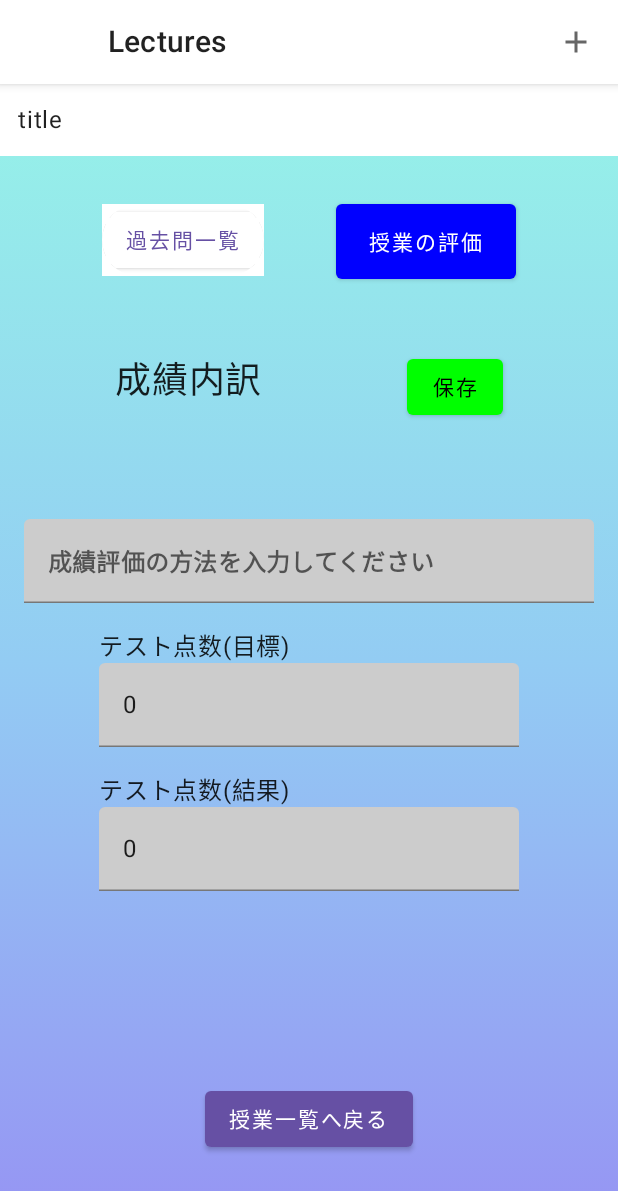
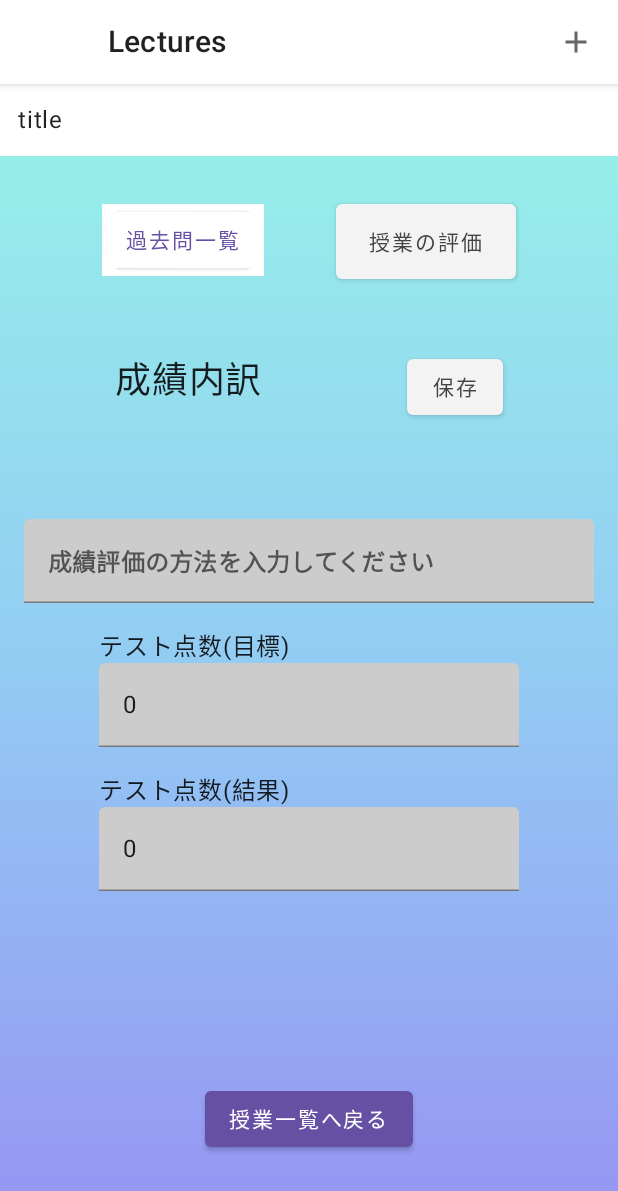
Before and after one commit to RUSSi28/Capture-Professor, an Android app built with Jetpack Compose: the DetailOfClassUI screen opened through its navigation route, on a phone screen of 412 x 824 dp. Shown: the top 1191 px of the screen. Run offline under Robolectric (Android 15) with nearby library versions, the phone set to English and light mode, and no system bars; our stand-ins replace Room's generated code.

Commit message:
fix: ボタンの色の変更

```diff
--- a/app/src/main/java/com/example/captureprofessor/ui/DetailofClass.kt
+++ b/app/src/main/java/com/example/captureprofessor/ui/DetailofClass.kt
@@ -119,12 +119,12 @@ fun ClassDetailWithButton(
 
             Button(
                 onClick = onClickEvaluationButton, colors = ButtonDefaults.textButtonColors(
-                    backgroundColor = Color.Blue
+                    backgroundColor = Color(243,243,243,255)
                 ), modifier = Modifier
                     .width(120.dp)
                     .height(50.dp)
             ) {
-                Text("授業の評価", color = Color.White) //授業の評価(攻略のさぶとしたほうがよさそう)
+                Text("授業の評価", color = Color.DarkGray) //授業の評価(攻略のさぶとしたほうがよさそう)
             }
 
         }
@@ -143,10 +143,10 @@ fun ClassDetailWithButton(
                         }
                     }
                 }, colors = ButtonDefaults.textButtonColors(
-                    backgroundColor =Color.Green
+                    backgroundColor =Color(243,243,243,255)
                 )
             ) {
-                Text(text = "保存", color = Color.Black)
+                Text(text = "保存", color = Color.DarkGray)
             }
 
 
--- a/app/src/main/java/com/example/captureprofessor/ui/PastExamCollection.kt
+++ b/app/src/main/java/com/example/captureprofessor/ui/PastExamCollection.kt
@@ -115,6 +115,7 @@ fun PastExamCollection(
         }
 
 
+
 //        val a = KakomonData("南角",2019,"過去問だけでなんとかなる", )
 //        val b = KakomonData("坂上",2023,"時間がない",R.drawable.ic_launcher_background)
 //        val c = KakomonData("南角",2023,"aaa", R.drawable.informationtheory)
```
